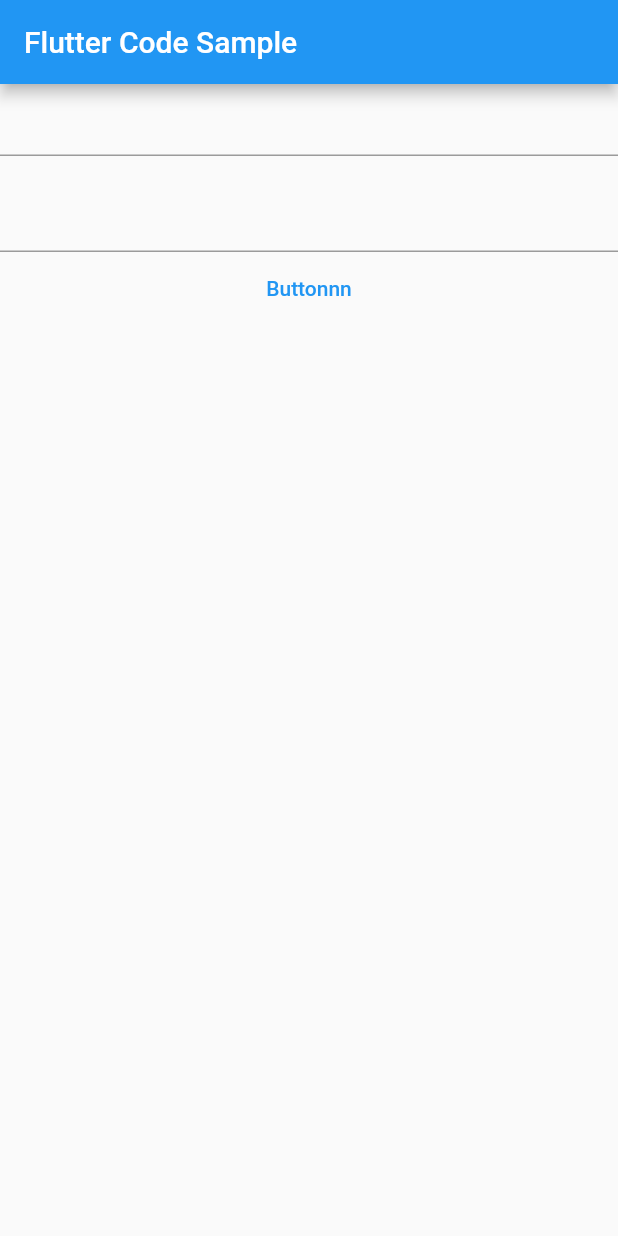
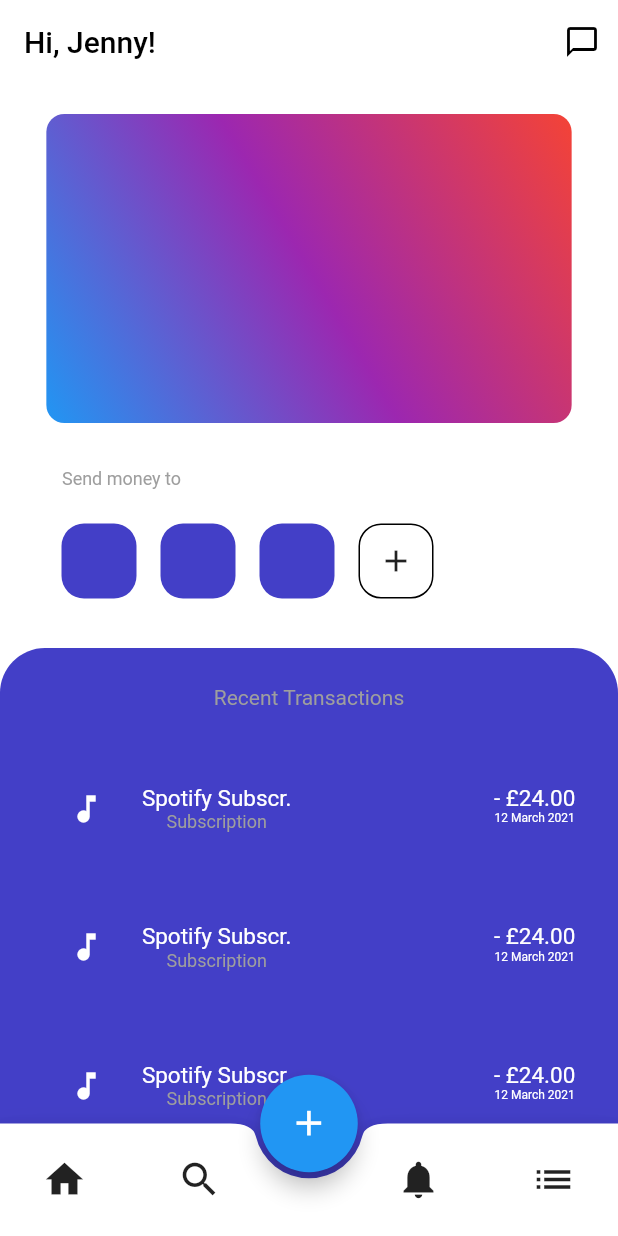
Before and after one commit to puff1g/Flutterstone, a Flutter app: the screen it shows after launch, on a phone screen of 412 x 824 dp. Run offline on Flutter 3.47's test engine with Material 2 defaults, Android fonts, the phone set to English and light mode, and no system bars; our stand-ins replace get.

Commit message:
final before the storm

```diff
--- /dev/null
+++ b/lib/Components/BottomAppbar.dart
@@ -0,0 +1,60 @@
+import 'package:flutter/material.dart';
+
+class Cappbar extends StatefulWidget {
+  Cappbar({Key key}) : super(key: key);
+
+  @override
+  _CappbarState createState() => _CappbarState();
+}
+
+class _CappbarState extends State<Cappbar> {
+  @override
+  Widget build(BuildContext context) {
+    return Container(
+      child: BottomAppBar(
+        shape: CircularNotchedRectangle(),
+        child: Container(
+          height: 75,
+          child: Row(
+            mainAxisSize: MainAxisSize.max,
+            mainAxisAlignment: MainAxisAlignment.spaceBetween,
+            children: <Widget>[
+              IconButton(
+                iconSize: 30.0,
+                padding: EdgeInsets.only(left: 28.0),
+                icon: Icon(Icons.home),
+                onPressed: () {
+                  setState(() {});
+                },
+              ),
+              IconButton(
+                iconSize: 30.0,
+                padding: EdgeInsets.only(right: 28.0),
+                icon: Icon(Icons.search),
+                onPressed: () {
+                  setState(() {});
+                },
+              ),
+              IconButton(
+                iconSize: 30.0,
+                padding: EdgeInsets.only(left: 28.0),
+                icon: Icon(Icons.notifications),
+                onPressed: () {
+                  setState(() {});
+                },
+              ),
+              IconButton(
+                iconSize: 30.0,
+                padding: EdgeInsets.only(right: 28.0),
+                icon: Icon(Icons.list),
+                onPressed: () {
+                  setState(() {});
+                },
+              )
+            ],
+          ),
+        ),
+      ),
+    );
+  }
+}
--- /dev/null
+++ b/lib/Screens/Creditcard.dart
@@ -0,0 +1,18 @@
+/* import 'package:credit_card/flutter_credit_card.dart'; */
+import 'package:flutter/widgets.dart';
+
+class Ccreditcard extends StatefulWidget {
+  Ccreditcard({Key key}) : super(key: key);
+
+  @override
+  _CCreditcardState createState() => _CCreditcardState();
+}
+
+class _CCreditcardState extends State<Ccreditcard> {
+  @override
+  Widget build(BuildContext context) {
+    return Container(
+      child: Container(),
+    );
+  }
+}
--- /dev/null
+++ b/lib/Screens/HomePage.dart
@@ -0,0 +1,313 @@
+import 'package:flutter/material.dart';
+import 'package:flutter/rendering.dart';
+import 'package:fluttertestone/Components/BottomAppbar.dart';
+import 'package:fluttertestone/Style/Variables.dart';
+/* import 'package:fluttertestone/sizehelper.dart';
+import 'package:credit_card/flutter_credit_card.dart'; */
+
+class HomePage extends StatefulWidget {
+  HomePage({Key key}) : super(key: key);
+
+  @override
+  _HomePageState createState() => _HomePageState();
+}
+
+class _HomePageState extends State<HomePage> {
+  @override
+  Widget build(BuildContext context) {
+    final size = MediaQuery.of(context).size;
+    return new Scaffold(
+      appBar: AppBar(
+        backgroundColor: white,
+        elevation: 0,
+        title: Text(
+          "Hi, Jenny!",
+          style: TextStyle(color: black),
+        ),
+        actions: [
+          IconButton(
+              icon: Icon(Icons.chat_bubble_outline, color: black),
+              tooltip: "Show",
+              onPressed: () {
+                SnackBar(
+                  content: Text("SNACK"),
+                );
+              })
+        ],
+      ),
+      extendBody: true,
+      floatingActionButtonLocation: FloatingActionButtonLocation.centerDocked,
+      bottomNavigationBar: Cappbar(),
+      body: Container(
+          height: size.height,
+          width: size.width,
+          color: white,
+          child: Column(
+            children: [
+              SizedBox(
+                height: 20,
+              ),
+              Container(
+                height: size.height * 0.25,
+                width: size.width * 0.85,
+                decoration: BoxDecoration(
+                  borderRadius: BorderRadius.circular(12),
+                  gradient: LinearGradient(
+                    begin: Alignment.topRight,
+                    end: Alignment.bottomLeft,
+                    colors: [
+                      Colors.red,
+                      Colors.purple,
+                      Colors.blue,
+                    ],
+                  ),
+                ),
+              ),
+              SizedBox(height: 30),
+              Padding(
+                  padding: EdgeInsets.only(
+                    right: 250,
+                  ),
+                  child: Text(
+                    "Send money to",
+                    style: TextStyle(color: Colors.grey, fontSize: 12),
+                  )),
+              SizedBox(height: 15),
+              Row(
+                children: [
+                  Padding(
+                    padding: EdgeInsets.only(
+                      left: 33,
+                    ),
+                  ),
+                  Padding(
+                    padding: const EdgeInsets.all(8.0),
+                    child: Container(
+                      width: 50,
+                      height: 50,
+                      decoration: BoxDecoration(
+                        color: theclr,
+                        borderRadius: BorderRadius.circular(avatarsize),
+                      ),
+                    ),
+                  ),
+                  Padding(
+                    padding: const EdgeInsets.all(8.0),
+                    child: Container(
+                      width: 50,
+                      height: 50,
+                      decoration: BoxDecoration(
+                        color: theclr,
+                        borderRadius: BorderRadius.circular(avatarsize),
+                      ),
+                    ),
+                  ),
+                  Padding(
+                    padding: const EdgeInsets.all(8.0),
+                    child: Container(
+                      width: 50,
+                      height: 50,
+                      decoration: BoxDecoration(
+                        color: theclr,
+                        borderRadius: BorderRadius.circular(avatarsize),
+                      ),
+                    ),
+                  ),
+                  Padding(
+                    padding: const EdgeInsets.all(8.0),
+                    child: Container(
+                      width: 50,
+                      height: 50,
+                      decoration: BoxDecoration(
+                          borderRadius: BorderRadius.circular(avatarsize),
+                          border: Border.all(color: black)),
+                      child: Icon(Icons.add),
+                    ),
+                  ),
+                ],
+              ),
+              SizedBox(
+                height: 25,
+              ),
+              Container(
+                height: size.height * 0.45,
+                width: size.width,
+                decoration: BoxDecoration(
+                  borderRadius: BorderRadius.vertical(
+                    top: Radius.circular(30),
+                  ),
+                  color: theclr,
+                ),
+                child: Column(
+                  children: [
+                    SizedBox(
+                      height: 25,
+                    ),
+                    Text(
+                      "Recent Transactions",
+                      style: TextStyle(
+                        color: Colors.grey,
+                      ),
+                    ),
+                    SizedBox(
+                      height: 25,
+                    ),
+                    Container(
+                        width: size.width * 0.9,
+                        height: size.height * 0.1,
+                        /* color: purple, */
+                        child: Row(
+                          children: [
+                            Container(
+                                margin: EdgeInsets.all(25),
+                                child: Icon(
+                                  Icons.music_note,
+                                  color: white,
+                                )),
+                            Padding(
+                              padding: const EdgeInsets.only(top: 25),
+                              child: Column(
+                                children: [
+                                  Text("Spotify Subscr.",
+                                      style: TextStyle(
+                                          color: white, fontSize: 15)),
+                                  Text("Subscription",
+                                      style: TextStyle(
+                                          /*TODO Float text left  */
+                                          color: Colors.grey,
+                                          fontSize: 12)),
+                                ],
+                              ),
+                            ),
+                            SizedBox(
+                              width: 135,
+                            ),
+                            Padding(
+                              padding: const EdgeInsets.only(top: 25),
+                              child: Column(
+                                children: [
+                                  Text("- £24.00",
+                                      style: TextStyle(
+                                          color: white, fontSize: 15)),
+                                  Text("12 March 2021",
+                                      style:
+                                          TextStyle(color: white, fontSize: 8)),
+                                ],
+                              ),
+                            ),
+                          ],
+                        )),
+                    SizedBox(height: 10),
+                    Container(
+                        width: size.width * 0.9,
+                        height: size.height * 0.1,
+                        /* color: purple, */
+                        child: Row(
+                          children: [
+                            Container(
+                                margin: EdgeInsets.all(25),
+                                child: Icon(
+                                  Icons.music_note,
+                                  color: white,
+                                )),
+                            Padding(
+                              padding: const EdgeInsets.only(top: 25),
+                              child: Column(
+                                children: [
+                                  Text("Spotify Subscr.",
+                                      style: TextStyle(
+                                          color: white, fontSize: 15)),
+                                  Text("Subscription",
+                                      style: TextStyle(
+                                          /*TODO Float text left  */
+                                          color: Colors.grey,
+                                          fontSize: 12)),
+                                ],
+                              ),
+                            ),
+                            SizedBox(
+                              width: 135,
+                            ),
+                            Padding(
+                              padding: const EdgeInsets.only(top: 25),
+                              child: Column(
+                                children: [
+                                  Text("- £24.00",
+                                      style: TextStyle(
+                                          color: white, fontSize: 15)),
+                                  Text("12 March 2021",
+                                      style:
+                                          TextStyle(color: white, fontSize: 8)),
+                                ],
+                              ),
+                            ),
+                          ],
+                        )),
+                    SizedBox(height: 10),
+                    Container(
+                        width: size.width * 0.9,
+                        height: size.height * 0.1,
+                        /* color: purple, */
+                        child: Row(
+                          children: [
+                            Container(
+                                margin: EdgeInsets.all(25),
+                                child: Icon(
+                                  Icons.music_note,
+                                  color: white,
+                                )),
+                            Padding(
+                              padding: const EdgeInsets.only(top: 25),
+                              child: Column(
+                                children: [
+                                  Text("Spotify Subscr.",
+                                      style: TextStyle(
+                                          color: white, fontSize: 15)),
+                                  Text("Subscription",
+                                      style: TextStyle(
+                                          /*TODO Float text left  */
+                                          color: Colors.grey,
+                                          fontSize: 12)),
+                                ],
+                              ),
+                            ),
+                            SizedBox(
+                              width: 135,
+                            ),
+                            Padding(
+                              padding: const EdgeInsets.only(top: 25),
+                              child: Column(
+                                children: [
+                                  Text("- £24.00",
+                                      style: TextStyle(
+                                          color: white, fontSize: 15)),
+                                  Text("12 March 2021",
+                                      style:
+                                          TextStyle(color: white, fontSize: 8)),
+                                ],
+                              ),
+                            ),
+                          ],
+                        )),
+                  ],
+                ),
+              ),
+            ],
+          )),
+      floatingActionButton: Container(
+        height: 65.0,
+        width: 65.0,
+        child: FittedBox(
+          child: FloatingActionButton(
+            onPressed: () {},
+            child: Icon(
+              Icons.add,
+              color: Colors.white,
+            ),
+            // elevation: 5.0,
+          ),
+        ),
+      ),
+    );
+  }
+}
--- /dev/null
+++ b/lib/Style/Variables.dart
@@ -0,0 +1,23 @@
+import 'package:flutter/material.dart';
+
+const primaryColor = const Color(0xFFF5F5F5);
+const secondarColor = const Color(0xFFFFFFFF);
+const theclr = const Color(0xFF433FC7);
+const someclr = const Color(0xFFD0071E);
+var bodyColor = Colors.red;
+
+var txtclr = Colors.black;
+var blue = Colors.blue[700];
+var red = Colors.red[700];
+var orange = Colors.orange[800];
+var green = Colors.green;
+var lgreen = Colors.green[50].withOpacity(0.85);
+var amber = Colors.amber[700];
+var purple = Colors.purple[700];
+var lightgray = Colors.grey[50];
+var darkgray = Colors.black54;
+var black = Colors.black;
+var white = Colors.white;
+
+var bodyWidth = .95;
+var avatarsize = 15.0;
--- a/lib/main.dart
+++ b/lib/main.dart
@@ -1,74 +1,31 @@
-import 'package:google_fonts/google_fonts.dart'; /* style: GoogleFonts.lato(), */
-/* setState(() {
-          selected = !selected;
-        }); */
+import 'package:get/get.dart';
 import 'package:flutter/material.dart';
 
-void main() => runApp(MyApp());
+import 'Screens/HomePage.dart';
 
-/// This is the main application widget.
-class MyApp extends StatelessWidget {
-  static const String _title = 'Flutter Code Sample';
+void main() async {
+  runApp(MyApp());
+}
+
+class MyApp extends StatefulWidget {
+  MyApp({Key key}) : super(key: key);
+
+  @override
+  _MyAppState createState() => _MyAppState();
+}
+
+class _MyAppState extends State<MyApp> {
+  @override
+  void initState() {
+    super.initState();
+  }
 
   @override
   Widget build(BuildContext context) {
-    return MaterialApp(
-      title: _title,
-      home: Scaffold(
-        appBar: AppBar(title: const Text(_title)),
-        body: CrossFade(),
-      ),
+    return GetMaterialApp(
+      title: 'Home',
+      debugShowCheckedModeBanner: false,
+      home: HomePage(),
     );
   }
 }
-
-class CrossFade extends StatefulWidget {
-  CrossFade({Key key}) : super(key: key);
-
-  @override
-  _CrossFadeState createState() => _CrossFadeState();
-}
-
-class _CrossFadeState extends State<CrossFade> {
-  bool isFormSubmitted = false;
-  @override
-  Widget build(BuildContext context) {
-    return Container(
-      child: Scaffold(
-        body: Center(
-          child: Container(
-            child: AnimatedCrossFade(
-              firstChild: Form(
-                child: Column(
-                  children: [
-                    TextFormField(),
-                    SizedBox(
-                      height: 16,
-                    ),
-                    TextFormField(),
-                    TextButton(
-                        onPressed: () {
-                          setState(() {
-                            isFormSubmitted = true;
-                          });
-                        },
-                        child: Text("Buttonnn"))
-                  ],
-                ),
-              ),
-              secondChild: Container(
-                color: Colors.blue,
-                padding: EdgeInsets.all(16),
-                child: Text("Action complete"),
-              ),
-              duration: Duration(seconds: 1),
-              crossFadeState: isFormSubmitted
-                  ? CrossFadeState.showSecond
-                  : CrossFadeState.showFirst,
-            ),
-          ),
-        ),
-      ),
-    );
-  }
-}
--- /dev/null
+++ b/lib/sizehelper.dart
@@ -0,0 +1,16 @@
+import 'package:flutter/material.dart';
+
+Size displaySize(BuildContext context) {
+  debugPrint('Size = ' + MediaQuery.of(context).size.toString());
+  return MediaQuery.of(context).size;
+}
+
+double displayHeight(BuildContext context) {
+  debugPrint('Height = ' + displaySize(context).height.toString());
+  return displaySize(context).height;
+}
+
+double displayWidth(BuildContext context) {
+  debugPrint('Width = ' + displaySize(context).width.toString());
+  return displaySize(context).width;
+}
--- a/pubspec.yaml
+++ b/pubspec.yaml
@@ -29,6 +29,8 @@
   # Use with the CupertinoIcons class for iOS style icons.
   cupertino_icons: ^1.0.2
   google_fonts: ^2.0.0
+  credit_card: 0.1.6
+  get: ^4.1.3
 
 dev_dependencies:
   flutter_test:
```
Also changed, not shown: pubspec.lock, 1 other file.
